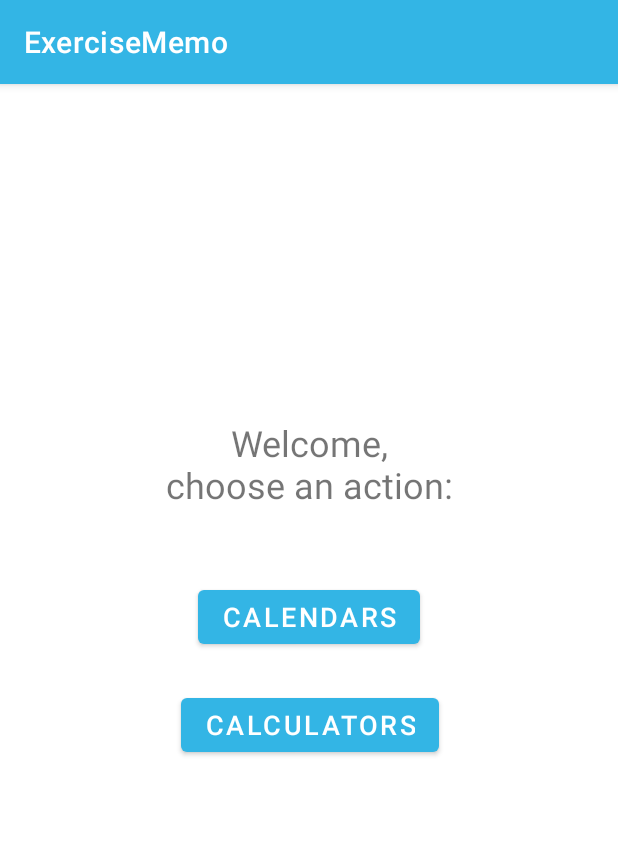
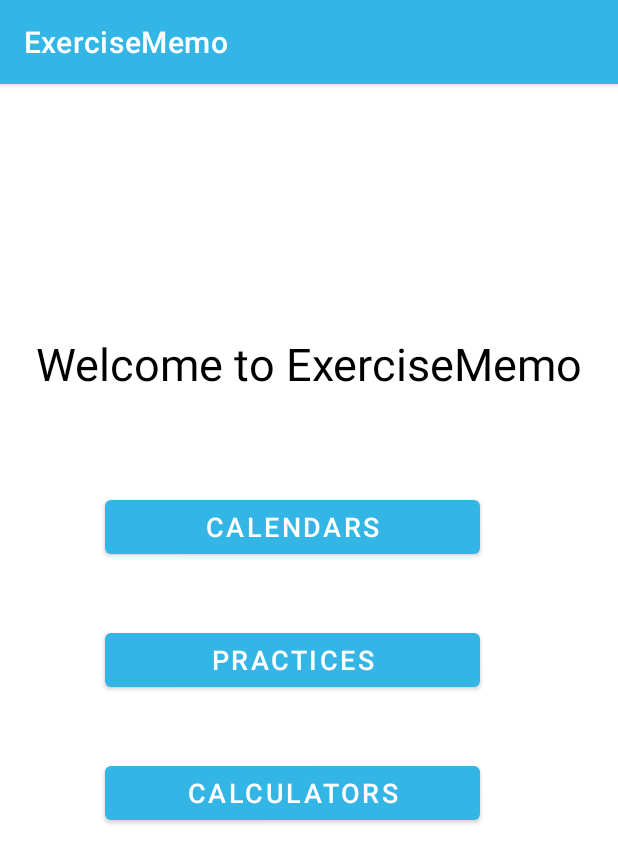
Before and after one commit to MikhailDeriabin/Punttilaskuri, an Android app: the screen it shows after launch (MainActivity), on a phone screen of 412 x 824 dp. Shown: the top 863 px of the screen. Run offline under Robolectric (Android 15) with nearby library versions, the phone set to English and light mode, and no system bars.

Commit message:
InfoDump destroyed, ExerciseInfo.java fixed couple strings, MainActivity.java added new button to better access CreateTraining activity.

```diff
--- a/app/src/main/java/com/example/punttilaskuri/ExerciseInfo.java
+++ b/app/src/main/java/com/example/punttilaskuri/ExerciseInfo.java
@@ -25,8 +25,8 @@ public class ExerciseInfo {
         exercises = new ArrayList<>();
         //Walking, Jogging, Running
         exercises.add(new SingleExercise("Walking, slowly (stroll)",2.0));
-        exercises.add(new SingleExercise("Walking, 3.2 Kmh",2.5));
-        exercises.add(new SingleExercise("Walking, 4.8 Kmh (12.4 min/Km)",3.3));
+        exercises.add(new SingleExercise("Walking, 18.6 min/Km",2.5));
+        exercises.add(new SingleExercise("Walking, 12.4 min/Km",3.3));
         exercises.add(new SingleExercise("Walking, 10.6 min/Km",3.8));
         exercises.add(new SingleExercise("Walking, 9.3 min/Km",5.0));
         exercises.add(new SingleExercise("Race walking, moderate pace",6.5));
--- a/app/src/main/java/com/example/punttilaskuri/InfoDump.java
+++ /dev/null
@@ -1,12 +0,0 @@
-package com.example.punttilaskuri;
-
-import java.util.ArrayList;
-
-public class InfoDump {
-
-    public ArrayList<String> noteList;
-    //herpaderp
-    public InfoDump(){
-        this.noteList = new ArrayList<String>();
-    }
-}
--- a/app/src/main/java/com/example/punttilaskuri/MainActivity.java
+++ b/app/src/main/java/com/example/punttilaskuri/MainActivity.java
@@ -17,24 +17,29 @@ import java.nio.charset.StandardCharsets;
 
 public class MainActivity extends AppCompatActivity {
 
-    private Button calendarButton, calculatorButton;
-
     @RequiresApi(api = Build.VERSION_CODES.KITKAT)
     @Override
     protected void onCreate(Bundle savedInstanceState) {
         super.onCreate(savedInstanceState);
         setContentView(R.layout.activity_main);
 
-        calendarButton = findViewById(R.id.calendarButton);
-        calculatorButton = findViewById(R.id.calculatorButton);
+        Button calendarButton = findViewById(R.id.calendarButton);
+        Button calculatorButton = findViewById(R.id.calculatorButton);
+        Button practicesButton = findViewById(R.id.practiceButton);
 
-        calendarButton.setOnClickListener( v -> {
+        calendarButton.setOnClickListener(v -> {
             Intent intent = new Intent("com.example.punttilaskuri.CalendarActivity");
             startActivity(intent);
         });
 
-        calculatorButton.setOnClickListener( v -> {
+        calculatorButton.setOnClickListener(v -> {
             Intent intent = new Intent("com.example.punttilaskuri.CalculatorActivity");
+            startActivity(intent);
+        });
+
+        practicesButton.setOnClickListener(v ->{
+            Intent intent = new Intent("com.example.punttilaskuri.CreatedTrainingsActivity");
+            intent.putExtra("isTrainingsChoice", false);
             startActivity(intent);
         });
     }
--- a/app/src/main/res/layout/activity_main.xml
+++ b/app/src/main/res/layout/activity_main.xml
@@ -11,10 +11,11 @@
         android:layout_width="wrap_content"
         android:layout_height="wrap_content"
         android:layout_marginBottom="24dp"
+        android:gravity="center"
         android:text="@string/mainActivity_title"
-        android:textSize="24sp"
-        android:gravity="center"
         android:textAlignment="center"
+        android:textColor="@color/black"
+        android:textSize="30sp"
         app:layout_constraintBottom_toTopOf="@+id/guideline2"
         app:layout_constraintEnd_toEndOf="parent"
         app:layout_constraintStart_toStartOf="parent" />
@@ -24,29 +25,49 @@
         android:layout_width="wrap_content"
         android:layout_height="wrap_content"
         android:orientation="horizontal"
-        app:layout_constraintGuide_percent="0.4" />
+        app:layout_constraintGuide_percent="0.3" />
+
+    <androidx.constraintlayout.widget.Guideline
+        android:id="@+id/guideline3"
+        android:layout_width="wrap_content"
+        android:layout_height="wrap_content"
+        android:orientation="horizontal"
+        app:layout_constraintGuide_percent="0.7" />
 
     <Button
         android:id="@+id/calendarButton"
-        android:layout_width="wrap_content"
+        android:layout_width="0dp"
         android:layout_height="wrap_content"
-        android:layout_marginTop="24dp"
         android:text="@string/mainActivity_calendarButton"
         android:textSize="18sp"
-        app:layout_constraintEnd_toEndOf="parent"
-        app:layout_constraintStart_toStartOf="parent"
+        app:layout_constraintBottom_toTopOf="@+id/practiceButton"
+        app:layout_constraintEnd_toEndOf="@+id/practiceButton"
+        app:layout_constraintHorizontal_bias="1.0"
+        app:layout_constraintStart_toStartOf="@+id/practiceButton"
         app:layout_constraintTop_toTopOf="@+id/guideline2" />
 
     <Button
         android:id="@+id/calculatorButton"
-        android:layout_width="wrap_content"
+        android:layout_width="0dp"
         android:layout_height="wrap_content"
-        android:layout_marginTop="24dp"
         android:text="@string/mainActivity_calculatorButton"
         android:textSize="18sp"
+        app:layout_constraintBottom_toTopOf="@+id/guideline3"
+        app:layout_constraintEnd_toEndOf="@+id/practiceButton"
+        app:layout_constraintHorizontal_bias="0.0"
+        app:layout_constraintStart_toStartOf="@+id/practiceButton"
+        app:layout_constraintTop_toBottomOf="@+id/practiceButton" />
+
+    <Button
+        android:id="@+id/practiceButton"
+        android:layout_width="250sp"
+        android:layout_height="wrap_content"
+        android:text="@string/calendarActivity_drawer_showTrainingsButton"
+        android:textSize="18sp"
+        app:layout_constraintBottom_toBottomOf="parent"
         app:layout_constraintEnd_toEndOf="parent"
-        app:layout_constraintHorizontal_bias="0.503"
+        app:layout_constraintHorizontal_bias="0.431"
         app:layout_constraintStart_toStartOf="parent"
-        app:layout_constraintTop_toBottomOf="@+id/calendarButton" />
+        app:layout_constraintTop_toTopOf="parent" />
 
 </androidx.constraintlayout.widget.ConstraintLayout>
--- a/app/src/main/res/values/strings.xml
+++ b/app/src/main/res/values/strings.xml
@@ -1,7 +1,7 @@
 <resources>
     <!-- mainActivity -->
     <string name="app_name">ExerciseMemo</string>
-    <string name="mainActivity_title">Welcome,\nchoose an action:</string>
+    <string name="mainActivity_title">Welcome to ExerciseMemo</string>
     <string name="mainActivity_calendarButton">Calendars</string>
     <string name="mainActivity_calculatorButton">Calculators</string>
 
```
